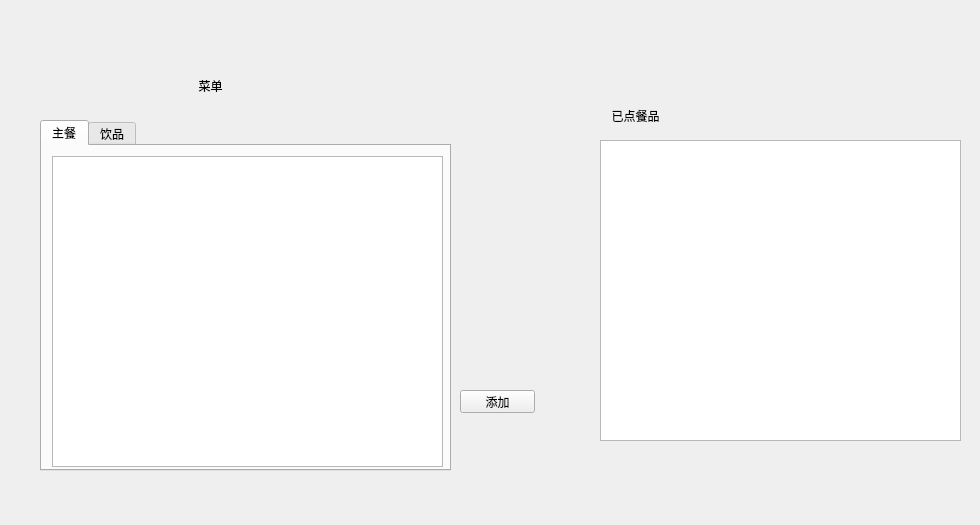
Qt form QtLearn/mainwindow.ui (Tswatery/QtProject) before a commit.
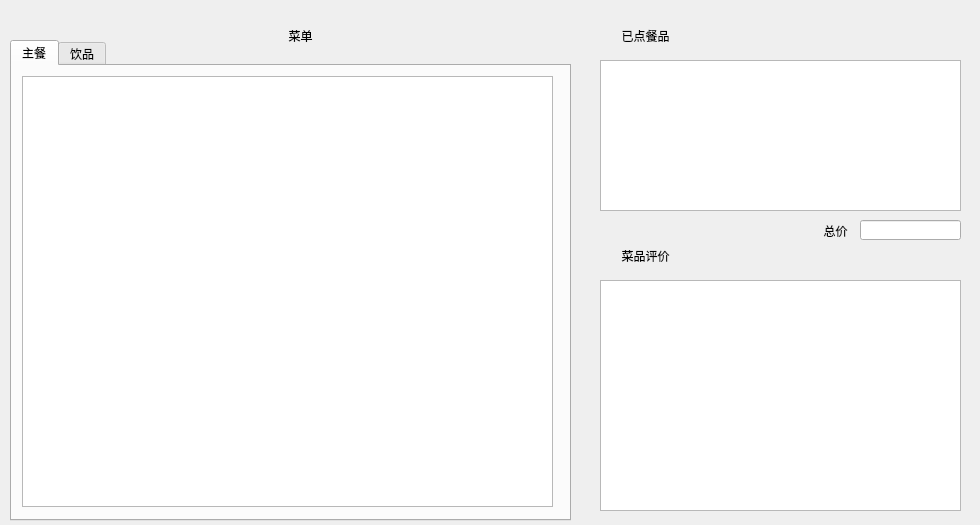
The same form after that commit. The open tabs and pages were chosen to show the change.

Diff of the .ui file:
```diff
--- a/QtLearn/mainwindow.ui
+++ b/QtLearn/mainwindow.ui
@@ -16,8 +16,8 @@
   <widget class="QLabel" name="Title">
    <property name="geometry">
     <rect>
-     <x>130</x>
-     <y>60</y>
+     <x>220</x>
+     <y>10</y>
      <width>161</width>
      <height>51</height>
     </rect>
@@ -37,17 +37,17 @@
    <property name="geometry">
     <rect>
      <x>600</x>
-     <y>140</y>
+     <y>60</y>
      <width>361</width>
-     <height>301</height>
+     <height>151</height>
     </rect>
    </property>
   </widget>
   <widget class="QLabel" name="label">
    <property name="geometry">
     <rect>
-     <x>590</x>
-     <y>100</y>
+     <x>600</x>
+     <y>20</y>
      <width>91</width>
      <height>31</height>
     </rect>
@@ -62,26 +62,13 @@
     <set>Qt::AlignCenter</set>
    </property>
   </widget>
-  <widget class="QPushButton" name="pushButton">
-   <property name="geometry">
-    <rect>
-     <x>460</x>
-     <y>390</y>
-     <width>75</width>
-     <height>23</height>
-    </rect>
-   </property>
-   <property name="text">
-    <string>添加</string>
-   </property>
-  </widget>
   <widget class="QTabWidget" name="menu">
    <property name="geometry">
     <rect>
-     <x>40</x>
-     <y>120</y>
-     <width>411</width>
-     <height>351</height>
+     <x>10</x>
+     <y>40</y>
+     <width>561</width>
+     <height>481</height>
     </rect>
    </property>
    <property name="currentIndex">
@@ -96,8 +83,8 @@
       <rect>
        <x>10</x>
        <y>10</y>
-       <width>391</width>
-       <height>311</height>
+       <width>531</width>
+       <height>431</height>
       </rect>
      </property>
     </widget>
@@ -121,6 +108,64 @@
     </widget>
    </widget>
   </widget>
+  <widget class="QTableView" name="AlreadyTable_2">
+   <property name="geometry">
+    <rect>
+     <x>600</x>
+     <y>280</y>
+     <width>361</width>
+     <height>231</height>
+    </rect>
+   </property>
+  </widget>
+  <widget class="QLabel" name="label_2">
+   <property name="geometry">
+    <rect>
+     <x>600</x>
+     <y>240</y>
+     <width>91</width>
+     <height>31</height>
+    </rect>
+   </property>
+   <property name="styleSheet">
+    <string notr="true">font: 12pt &quot;华文行楷&quot;;</string>
+   </property>
+   <property name="text">
+    <string>菜品评价</string>
+   </property>
+   <property name="alignment">
+    <set>Qt::AlignCenter</set>
+   </property>
+  </widget>
+  <widget class="QLabel" name="label_3">
+   <property name="geometry">
+    <rect>
+     <x>790</x>
+     <y>220</y>
+     <width>91</width>
+     <height>21</height>
+    </rect>
+   </property>
+   <property name="styleSheet">
+    <string notr="true">font: 12pt &quot;华文行楷&quot;;</string>
+   </property>
+   <property name="text">
+    <string>总价</string>
+   </property>
+   <property name="alignment">
+    <set>Qt::AlignCenter</set>
+   </property>
+  </widget>
+  <widget class="QLineEdit" name="lineEdit">
+   <property name="geometry">
+    <rect>
+     <x>860</x>
+     <y>220</y>
+     <width>101</width>
+     <height>20</height>
+    </rect>
+   </property>
+  </widget>
  </widget>
  <resources/>
  <connections/>
```
Left out of the diff: 6 changed lines with no effect on the pictures.
